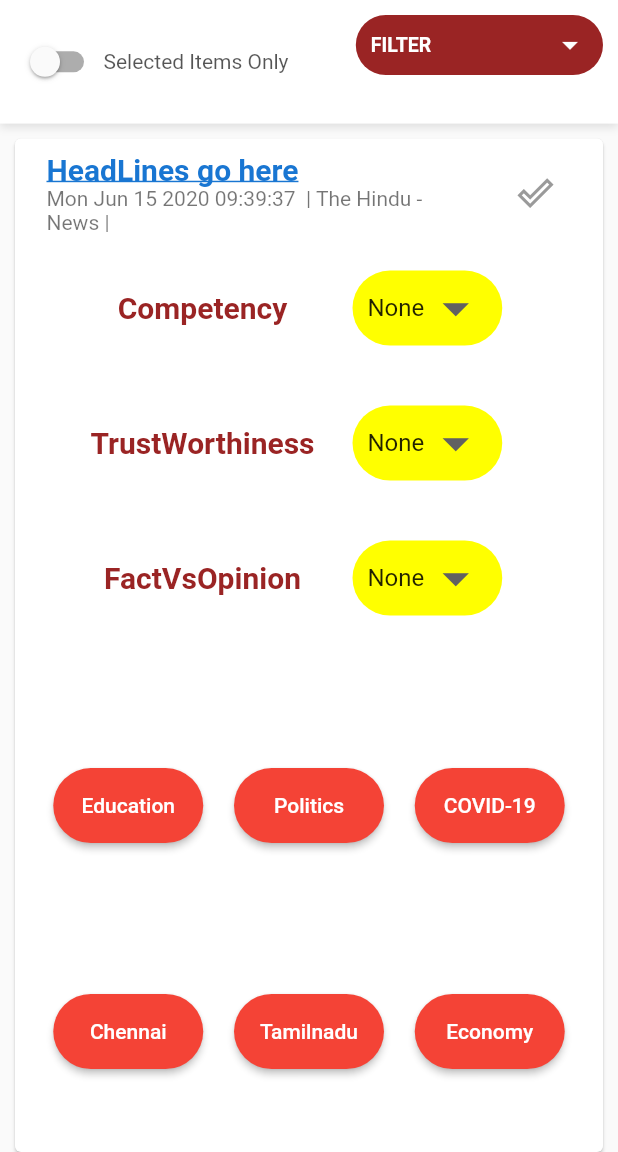
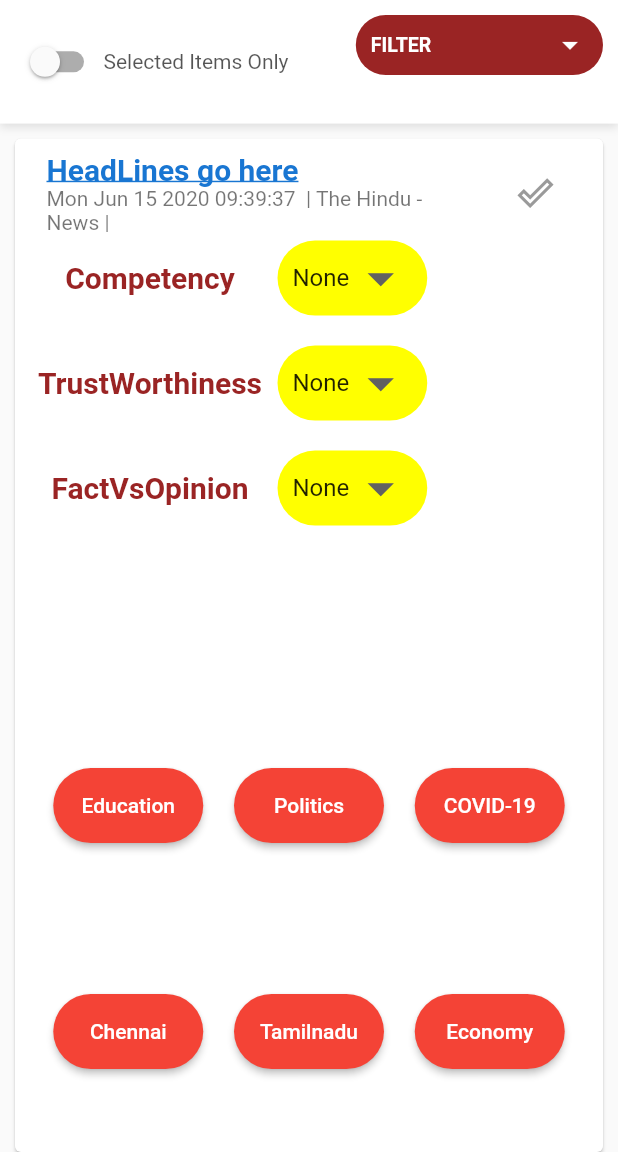
Before and after one commit to vaishu1312/newstuck, a Flutter app: the screen it shows after launch, on a phone screen of 412 x 824 dp, the part 84-1236 px from its top. Run offline on Flutter 3.47's test engine with Material 2 defaults, Android fonts, the phone set to English and light mode, and no system bars; drawn by our look-alikes of rounded_loading_button; missing offline and left inert: dropdownfield; Roboto replaces fonts that are missing (Lobster).

Commit message:
Mobile View

```diff
--- a/lib/clement_activities/ranks.dart
+++ b/lib/clement_activities/ranks.dart
@@ -28,13 +28,16 @@ class _rankBar extends State<rankBar> {
   String factsvsopinion = "None";
 
   Widget build(BuildContext context) {
-    return  Wrap(children: [
+    return  Flex(
+      direction: Axis.vertical,
+      children: [
+
         Container(
-          padding: EdgeInsets.all(20),
+          // padding: EdgeInsets.all(20),
           child: Row(
             children: [
               Container(
-                width: 200,
+                width: 170,
                 child: Text('Competency',
                     textAlign: TextAlign.center,
                     style: TextStyle(
@@ -72,11 +75,11 @@ class _rankBar extends State<rankBar> {
           ),
         ),
         Container(
-          padding: EdgeInsets.all(20),
+          padding: EdgeInsets.only(top:20),
           child: Row(
             children: [
               Container(
-                width: 200,
+                width: 170,
                 child: Text('TrustWorthiness',
                     textAlign: TextAlign.center,
                     style: TextStyle(
@@ -115,11 +118,11 @@ class _rankBar extends State<rankBar> {
           ),
         ),
         Container(
-          padding: EdgeInsets.all(20),
+          padding: EdgeInsets.only(top : 20),
           child: Row(
             children: [
               Container(
-                width: 200,
+                width: 170,
                 child: Text('FactVsOpinion',
                     textAlign: TextAlign.center,
                     style: TextStyle(
--- a/lib/main.dart
+++ b/lib/main.dart
@@ -3,6 +3,7 @@ import 'package:newstuck/clement_activities/home.dart';
 import 'package:newstuck/vaishali/dashboard.dart';
 
 void main() {
+
   runApp(MaterialApp(
     debugShowCheckedModeBanner: false,
     home:MyDashBoard(),
```
